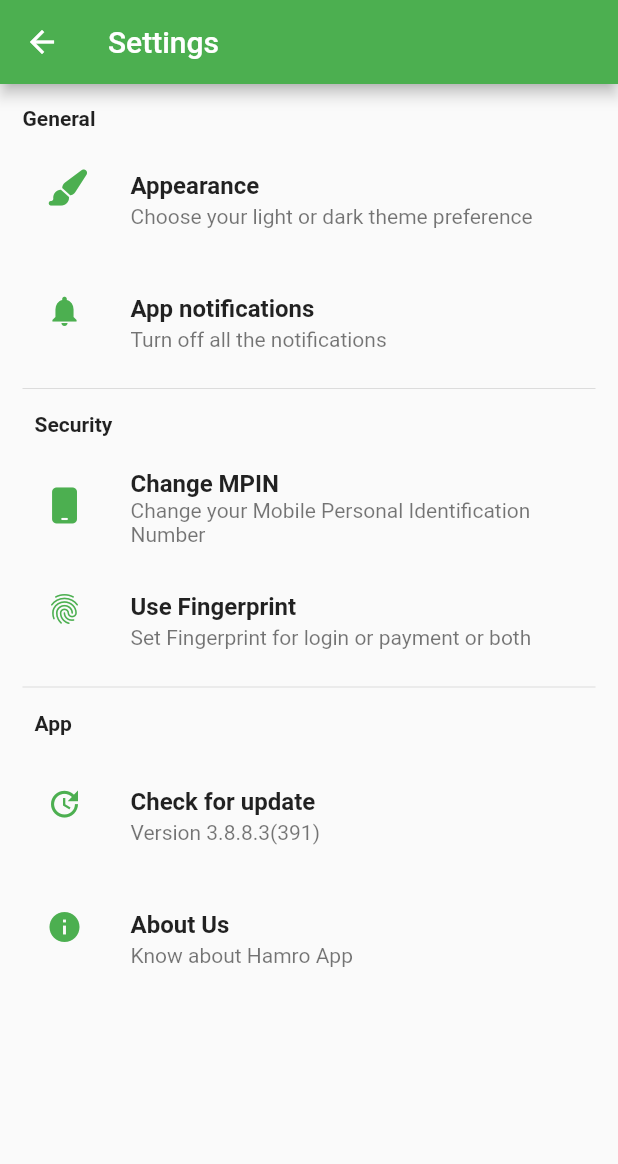
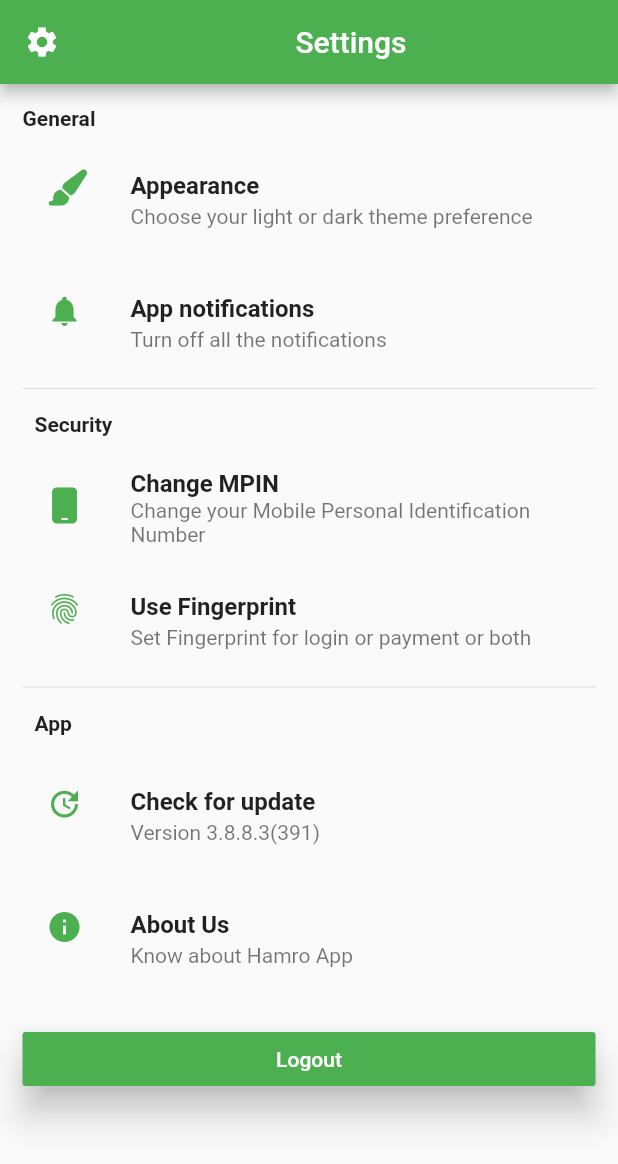
Before and after one commit to Sakshamkc/My-first-flutter-App, a Flutter app: the Setting screen opened by its route, on a phone screen of 412 x 824 dp. Shown: the top 1164 px of the screen. Run offline on Flutter 3.47's test engine with Material 2 defaults, Android fonts, the phone set to English and light mode, and no system bars; our stand-ins replace carousel_pro, flutter_icons; missing offline and left inert: wc_form_validators; network calls fail.

Commit message:
Help added

```diff
--- a/lib/Pages/Firstpage.dart
+++ b/lib/Pages/Firstpage.dart
@@ -9,8 +9,8 @@ class _FirstPageState extends State<FirstPage> {
   @override
   void initState(){
     super.initState();
-    Future.delayed(Duration(seconds: 5),() {
-      Navigator.popAndPushNamed(context, "/LoginPage");
+    Future.delayed(Duration(seconds: 3),() {
+      Navigator.popAndPushNamed(context, "/HomePage");
     });
   }
   Widget build(BuildContext context) {
--- a/lib/Pages/Homepage.dart
+++ b/lib/Pages/Homepage.dart
@@ -37,7 +37,7 @@ class _HomepageState extends State<Homepage> {
           BottomNavigationBarItem(icon: Icon(Icons.home),title: Text('Home')),
           BottomNavigationBarItem(icon: Icon(Icons.settings),title: Text('Settings')),
           BottomNavigationBarItem(icon: Icon(Icons.shopping_cart),title: Text('Products')),
-          BottomNavigationBarItem(icon: Icon(Icons.account_balance), title: Text('Account')),
+          BottomNavigationBarItem(icon: Icon(Icons.help), title: Text('Help')),
         ],
         ),
 
--- a/lib/navbar.dart/Cart.dart
+++ b/lib/navbar.dart/Cart.dart
@@ -2,6 +2,7 @@
 import 'package:firstproject/Model/product_model.dart';
 import 'package:firstproject/Pages/product_details.dart';
 import 'package:flutter/material.dart';
+import 'package:flutter_icons/flutter_icons.dart';
 
 class Cart extends StatefulWidget {
   @override
@@ -74,7 +75,9 @@ class _CartState extends State<Cart> {
       drawer: Drawer(),
        appBar: AppBar(
           backgroundColor: Colors.green,
-        actions: [Icon(Icons.notifications_active_outlined)],
+        leading: Builder(builder: (context) => IconButton(icon: Icon(FontAwesome.cart_arrow_down), onPressed: () {
+          Scaffold.of(context).openDrawer();
+        }),),
         bottom: PreferredSize(child: Padding(
               padding: const EdgeInsets.all(20.0),
               child: Container(
--- a/lib/navbar.dart/Setting.dart
+++ b/lib/navbar.dart/Setting.dart
@@ -11,7 +11,10 @@ class _SettingState extends State<Setting> {
   Widget build(BuildContext context) {
     return Scaffold(
       appBar: AppBar(
-        title: Text("Settings"),
+         leading: Builder(builder: (context) => IconButton(icon: Icon(Icons.settings), onPressed: () {
+          Scaffold.of(context).openDrawer();
+        }),),
+        title: Center(child: Text("Settings")),
       ),
       body: SingleChildScrollView(
         child: Padding(
@@ -88,6 +91,31 @@ class _SettingState extends State<Setting> {
                 title: Text("About Us",style: TextStyle(fontWeight: FontWeight.bold),),
                 subtitle: Text("Know about Hamro App"),
               ),
+              SizedBox(
+                height: 20,
+              ),
+               Row(
+                      children: [
+                        Expanded(
+                            child: RaisedButton(
+                            elevation: 10,
+                          color: Colors.green,
+                          onPressed: () {
+                          Navigator.pushNamed(context, "/LoginPage");
+                           },
+                  child: Padding(
+                    padding: const EdgeInsets.all(10.0),
+                    child: Text("Logout",style: TextStyle(
+                            color: Colors.white,
+                            fontSize: 14,
+                    ),
+                    ),
+                  ),
+                            ),
+                  ),
+
+                      ],
+                    ),
             ],
 
           ),
```
Also changed, not shown: lib/navbar.dart/Home.dart (+16 -2 lines).
